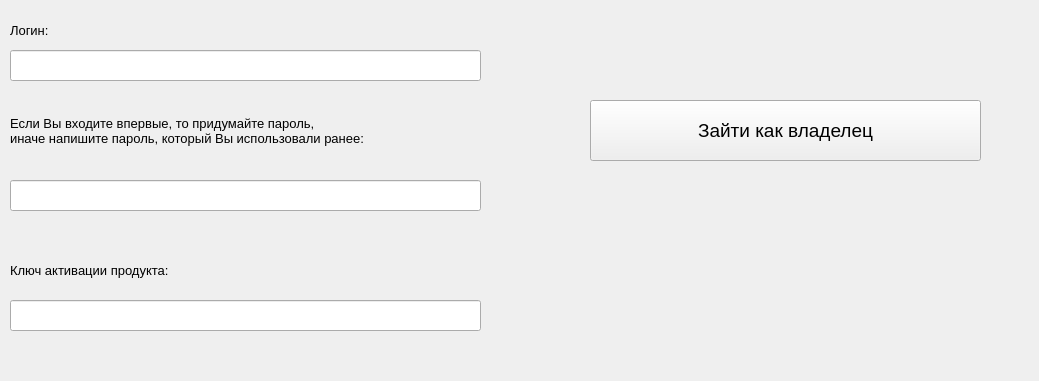
Cheshuyka/BookFoU, file UIs/HostCheck.ui: the form before one commit.
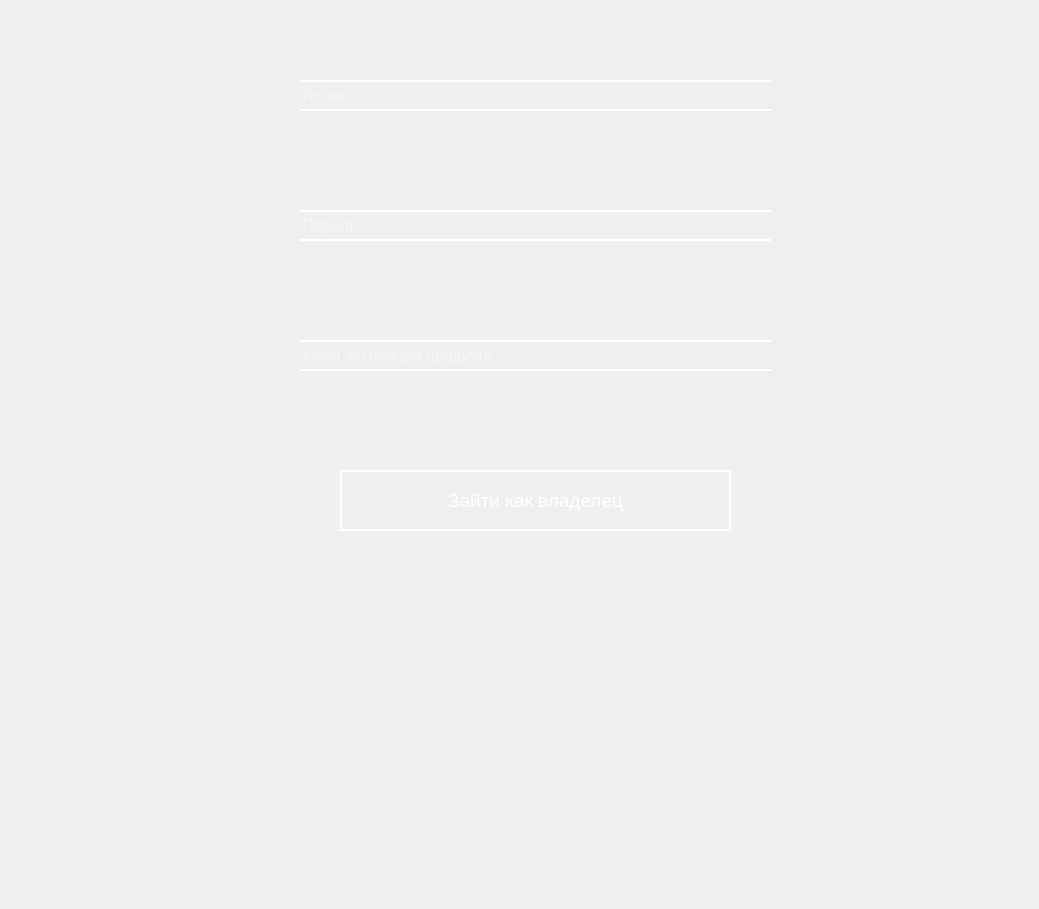
The form after the commit. Icons and pictures are not drawn.

The edit to the form file:
```diff
--- a/UIs/HostCheck.ui
+++ b/UIs/HostCheck.ui
@@ -7,114 +7,113 @@
     <x>0</x>
     <y>0</y>
     <width>1039</width>
-    <height>381</height>
+    <height>909</height>
    </rect>
   </property>
   <property name="windowTitle">
    <string>Form</string>
   </property>
-  <widget class="QLabel" name="label">
-   <property name="geometry">
-    <rect>
-     <x>10</x>
-     <y>10</y>
-     <width>81</width>
-     <height>41</height>
-    </rect>
-   </property>
-   <property name="font">
-    <font>
-     <pointsize>10</pointsize>
-    </font>
-   </property>
-   <property name="text">
-    <string>Логин:</string>
-   </property>
-  </widget>
-  <widget class="QLabel" name="label_2">
-   <property name="geometry">
-    <rect>
-     <x>10</x>
-     <y>100</y>
-     <width>471</width>
-     <height>61</height>
-    </rect>
-   </property>
-   <property name="font">
-    <font>
-     <pointsize>10</pointsize>
-    </font>
-   </property>
-   <property name="text">
-    <string>Если Вы входите впервые, то придумайте пароль, 
-иначе напишите пароль, который Вы использовали ранее:</string>
-   </property>
-  </widget>
-  <widget class="QLabel" name="label_3">
-   <property name="geometry">
-    <rect>
-     <x>10</x>
-     <y>250</y>
-     <width>261</width>
-     <height>41</height>
-    </rect>
-   </property>
-   <property name="font">
-    <font>
-     <pointsize>10</pointsize>
-    </font>
-   </property>
-   <property name="text">
-    <string>Ключ активации продукта:</string>
-   </property>
-  </widget>
   <widget class="QLineEdit" name="keyEdit">
    <property name="geometry">
     <rect>
-     <x>10</x>
-     <y>300</y>
+     <x>300</x>
+     <y>340</y>
      <width>471</width>
      <height>31</height>
     </rect>
    </property>
+   <property name="font">
+    <font>
+     <pointsize>12</pointsize>
+    </font>
+   </property>
+   <property name="styleSheet">
+    <string notr="true">QLineEdit#keyEdit {
+border: none;
+border-bottom: 2px solid rgb(255, 255, 255);
+border-top: 2px solid rgb(255, 255, 255);
+background-color: rgba(9, 9, 9, 0);
+color: rgba(255, 255, 255, 200);
+}</string>
+   </property>
    <property name="text">
     <string/>
    </property>
+   <property name="placeholderText">
+    <string>Ключ активации продукта</string>
+   </property>
   </widget>
   <widget class="QLineEdit" name="passEdit">
    <property name="geometry">
     <rect>
-     <x>10</x>
-     <y>180</y>
+     <x>300</x>
+     <y>210</y>
      <width>471</width>
      <height>31</height>
     </rect>
    </property>
+   <property name="font">
+    <font>
+     <pointsize>12</pointsize>
+    </font>
+   </property>
+   <property name="styleSheet">
+    <string notr="true">QLineEdit#passEdit {
+border: none;
+border-bottom: 2px solid rgb(255, 255, 255);
+border-top: 2px solid rgb(255, 255, 255);
+background-color: rgba(9, 9, 9, 0);
+color: rgba(255, 255, 255, 200);
+}</string>
+   </property>
    <property name="text">
     <string/>
    </property>
    <property name="echoMode">
     <enum>QLineEdit::Password</enum>
    </property>
+   <property name="placeholderText">
+    <string>Пароль</string>
+   </property>
   </widget>
   <widget class="QLineEdit" name="loginEdit">
    <property name="geometry">
     <rect>
-     <x>10</x>
-     <y>50</y>
+     <x>300</x>
+     <y>80</y>
      <width>471</width>
      <height>31</height>
     </rect>
    </property>
+   <property name="font">
+    <font>
+     <pointsize>12</pointsize>
+    </font>
+   </property>
+   <property name="cursor">
+    <cursorShape>ArrowCursor</cursorShape>
+   </property>
+   <property name="styleSheet">
+    <string notr="true">QLineEdit#loginEdit {
+border: none;
+border-bottom: 2px solid rgb(255, 255, 255);
+border-top: 2px solid rgb(255, 255, 255);
+background-color: rgba(9, 9, 9, 0);
+color: rgba(255, 255, 255, 200);
+}</string>
+   </property>
    <property name="text">
     <string/>
    </property>
+   <property name="placeholderText">
+    <string>Логин</string>
+   </property>
   </widget>
   <widget class="QPushButton" name="enterButton">
    <property name="geometry">
     <rect>
-     <x>590</x>
-     <y>100</y>
+     <x>340</x>
+     <y>470</y>
      <width>391</width>
      <height>61</height>
     </rect>
@@ -124,6 +123,18 @@
      <pointsize>14</pointsize>
     </font>
    </property>
+   <property name="styleSheet">
+    <string notr="true">QPushButton#enterButton {
+color: rgb(255, 255, 255);
+border: 2px Solid rgb(255, 255, 255);
+background-color: none
+}
+QPushButton#enterButton:hover {
+color: rgb(255, 255, 255);
+border: 5px Solid rgb(255, 255, 255);
+background-color: none;
+}</string>
+   </property>
    <property name="text">
     <string>Зайти как владелец</string>
    </property>
@@ -131,8 +142,8 @@
   <widget class="QLabel" name="error_lbl">
    <property name="geometry">
     <rect>
-     <x>580</x>
-     <y>180</y>
+     <x>340</x>
+     <y>720</y>
      <width>401</width>
      <height>141</height>
     </rect>
@@ -142,10 +153,35 @@
      <pointsize>14</pointsize>
     </font>
    </property>
+   <property name="styleSheet">
+    <string notr="true">color: white</string>
+   </property>
    <property name="text">
     <string/>
    </property>
   </widget>
+  <widget class="QLabel" name="label_4">
+   <property name="geometry">
+    <rect>
+     <x>250</x>
+     <y>-10</y>
+     <width>571</width>
+     <height>911</height>
+    </rect>
+   </property>
+   <property name="styleSheet">
+    <string notr="true">background-image: url(:/image/meduza.jpg);</string>
+   </property>
+   <property name="text">
+    <string/>
+   </property>
+  </widget>
+  <zorder>label_4</zorder>
+  <zorder>keyEdit</zorder>
+  <zorder>passEdit</zorder>
+  <zorder>loginEdit</zorder>
+  <zorder>enterButton</zorder>
+  <zorder>error_lbl</zorder>
  </widget>
  <resources/>
  <connections/>
```
Left out of the diff: 4 changed lines with no effect on the pictures.
